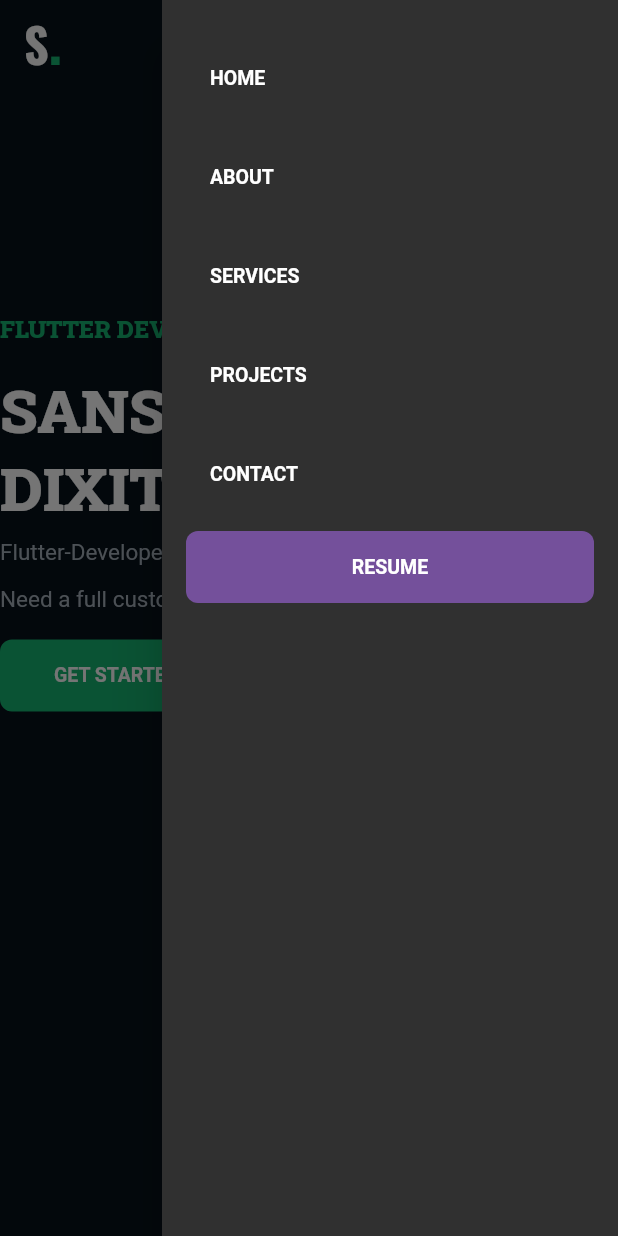
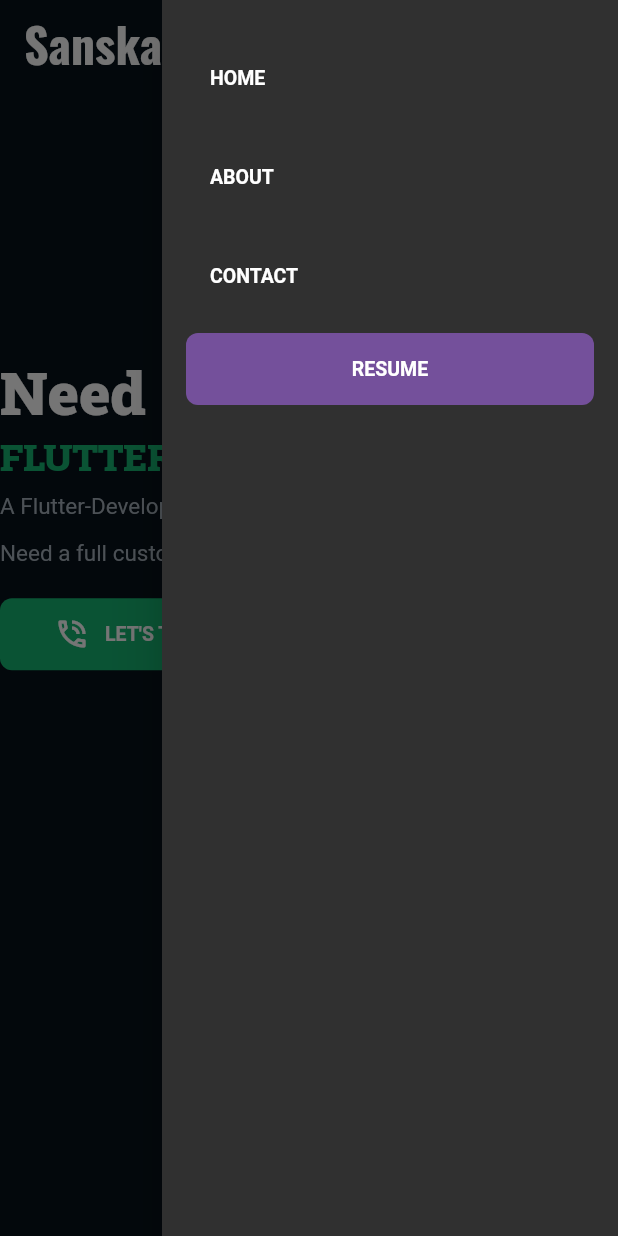
Before and after one commit to dixitsanskar/-mn-kj, a Flutter app: the screen it shows after launch, after a tap on the "menu book" icon, on a phone screen of 412 x 824 dp. Run offline on Flutter 3.47's test engine with Material 2 defaults, Android fonts, the phone set to English and light mode, and no system bars; drawn by our look-alikes of carousel_slider; our stand-ins replace google_fonts, responsive_framework, rive; missing offline and left inert: dart:html.

Commit message:
About page

```diff
--- /dev/null
+++ b/lib/component/about.dart
@@ -0,0 +1,37 @@
+
+
+import 'package:flutter/material.dart';
+import 'package:rive/rive.dart';
+
+class AboutPage extends StatelessWidget {
+  const AboutPage({super.key});
+
+  @override
+  Widget build(BuildContext context) {
+    return Container(
+      margin: EdgeInsets.all(MediaQuery.of(context).size.width * 0.1),
+      child: Padding(padding: EdgeInsets.all(30.0),
+      child: Container(
+        //child: RiveAnimation.asset('assets/images/about.riv'),
+        child: Row(
+          children: [
+            Center(
+              child: Container(
+                width: 300.0,
+                height: 400.0,
+                child: RiveAnimation.asset('assets/images/about.riv'),
+              )
+            ),
+            Expanded(child:
+            Column(
+              children: [Text('Hi there! \n I am a Flutter Developer. I have been working with Flutter for 2 years. I have worked on many projects. I have also worked')],
+            )
+            ),
+
+          ],
+        ),
+      ),
+      ),
+    );
+  }
+}
--- a/lib/component/crousel_item.dart
+++ b/lib/component/crousel_item.dart
@@ -1,6 +1,7 @@
 
 
 import 'package:flutter/material.dart';
+import 'package:portfolio/component/about.dart';
 import 'package:portfolio/component/cv_section.dart';
 import 'package:portfolio/component/screenhelp_main.dart';
 
@@ -8,7 +9,7 @@ import 'package:portfolio/component/screenhelp_main.dart';
 
 
 List<Widget> crouselItems = [ ScreenHelpMain(),
-CVsection(),
+AboutPage(),
 
 
 ];
--- a/lib/component/header.dart
+++ b/lib/component/header.dart
@@ -3,14 +3,15 @@ import 'package:flutter/material.dart';
 import 'package:google_fonts/google_fonts.dart';
 import 'package:portfolio/utils/constant.dart';
 import 'package:responsive_framework/responsive_framework.dart';
+import 'package:rive/rive.dart';
 import '../model/header_item.dart';
 import '../utils/global.dart';
 import '../utils/screen_helper.dart';
   List<HeaderItem> headerItem = [
   HeaderItem(title: "HOME", onTap: (){}),
   HeaderItem(title:"ABOUT", onTap: () { }, ),
-  HeaderItem(title:"SERVICES", onTap: () {  }, ),
-  HeaderItem(title:"PROJECTS", onTap: () { }, ),
+  // HeaderItem(title:"SERVICES", onTap: () {  }, ),
+  // HeaderItem(title:"PROJECTS", onTap: () { }, ),
   HeaderItem(title:"CONTACT", onTap: () { }, ),
   HeaderItem(title:"RESUME", onTap: () { }, isButton: true),
 ];
@@ -27,8 +28,9 @@ class HeaderLogo extends StatelessWidget {
         cursor: SystemMouseCursors.click,
         child: GestureDetector(
           onTap: (){},
-          child: RichText(text:TextSpan( children: [TextSpan(
-            text: "S", style: GoogleFonts.oswald(
+          child:
+          RichText(text:TextSpan( children: [TextSpan(
+            text: "Sanskar", style: GoogleFonts.oswald(
               color: Colors.white,
               fontSize: 32.0,
               fontWeight:  FontWeight.bold
@@ -67,12 +69,12 @@ class _HeaderRowState extends State<HeaderRow> {
   HeaderItem(title:"ABOUT", onTap: () {setState(() {
     widget.controller.animateToPage(1);
   }); }, ),
-  HeaderItem(title:"SERVICES", onTap: () { setState(() {
-    widget.controller.jumpToPage(2);
-  }); }, ),
-  HeaderItem(title:"PROJECTS", onTap: () { setState(() {
-    widget.controller.jumpToPage(3);
-  });}, ),
+  // HeaderItem(title:"SERVICES", onTap: () { setState(() {
+  //   widget.controller.jumpToPage(2);
+  // }); }, ),
+  // HeaderItem(title:"PROJECTS", onTap: () { setState(() {
+  //   widget.controller.jumpToPage(3);
+  // });}, ),
   HeaderItem(title:"CONTACT", onTap: () { setState(() {
     widget.controller.jumpToPage(4);
   });}, ),
--- a/lib/component/screenhelp_main.dart
+++ b/lib/component/screenhelp_main.dart
@@ -15,27 +15,35 @@ import 'rive_image.dart';
       crossAxisAlignment: CrossAxisAlignment.start,
       mainAxisSize: MainAxisSize.min,
       children: [
-        Text("FLUTTER DEVELOPER",
-        style: GoogleFonts.robotoSlab(
-          fontSize: 16.0,
-          fontWeight: FontWeight.w900 ,
-          color: kPrimaryColor,
-        )
-        ),
-        const SizedBox(
-          height: 18.0,
-        ),
-        Text("SANSKAR\nDIXIT",style: GoogleFonts.robotoSlab(
+        // Text("FLUTTER DEVELOPER",
+        // style: GoogleFonts.robotoSlab(
+        //   fontSize: 16.0,
+        //   fontWeight: FontWeight.w900 ,
+        //   color: kPrimaryColor,
+        // )
+        // ),
+
+        Text("Need a",style: GoogleFonts.robotoSlab(
           fontSize: 40.0,
           fontWeight: FontWeight.w900,
           color: Colors.white,
           height: 1.3
         )
         ),
+        // const SizedBox(
+        //   height: 10.0,
+        // ),
+        Text("FLUTTER DEVELOPER ?",
+        style: GoogleFonts.robotoSlab(
+          fontSize: 25.0,
+          fontWeight: FontWeight.w900 ,
+          color: kPrimaryColor,
+        )
+        ),
         const SizedBox(
-          height: 10.0,
+          height: 10,
         ),
-        const Text("Flutter-Developer, based in India",
+        const Text("A Flutter-Developer, based in India",
         style: TextStyle(
           color: kCaptionColor,
           fontSize: 15.0,
@@ -47,7 +55,8 @@ import 'rive_image.dart';
           height: 10.0,
         ),
         Container(
-          child: Wrap(
+          child: Column(
+            crossAxisAlignment: CrossAxisAlignment.start,
             children: [
                Text("Need a full custom Mobile App?",
               style: TextStyle(
@@ -55,24 +64,24 @@ import 'rive_image.dart';
                 fontSize: 15.0,
                 height: 1.5,
               ),),
-              GestureDetector(
-                onTap:() {
+              // GestureDetector(
+              //   onTap:() {
 
-                },
-                child: MouseRegion(
-                  cursor: SystemMouseCursors.click,
-                child: Text(
-                  "Got a project? Let's talk.",
-                  style: TextStyle(
-                    height: 1.5,
-                    color: Colors.white,
-                    fontSize: 15.0
-                  ),
-                ),
-                ),
-              ),
+              //   },
+              //   child: MouseRegion(
+              //     cursor: SystemMouseCursors.click,
+              //   child: Text(
+              //     ".",
+              //     style: TextStyle(
+              //       height: 1.5,
+              //       color: Colors.white,
+              //       fontSize: 15.0
+              //     ),
+              //   ),
+              //   ),
+              // ),
               SizedBox(
-                height: 40.0,
+                height: 20.0,
               ),
 
               MouseRegion(
@@ -85,12 +94,19 @@ import 'rive_image.dart';
                   height: 48.0,
                   padding: const EdgeInsets.symmetric(horizontal: 28.0),
                   child: TextButton(
-                    child: const Text("GET STARTED",
+
+                    child: Row(
+                      mainAxisSize: MainAxisSize.min,
+                      children: [
+                        Icon(Icons.phone_in_talk_outlined, color: Colors.white,),
+                        SizedBox(width: 10.0,),
+                        Text("LET'S TALK",
                     style: TextStyle(
                       color: Colors.white,
                       fontSize: 13.0,
                       fontWeight: FontWeight.bold,
                     )),
+                    ],),
                     onPressed: () {
 
                     },
```
Also changed, not shown: 114 other files.
